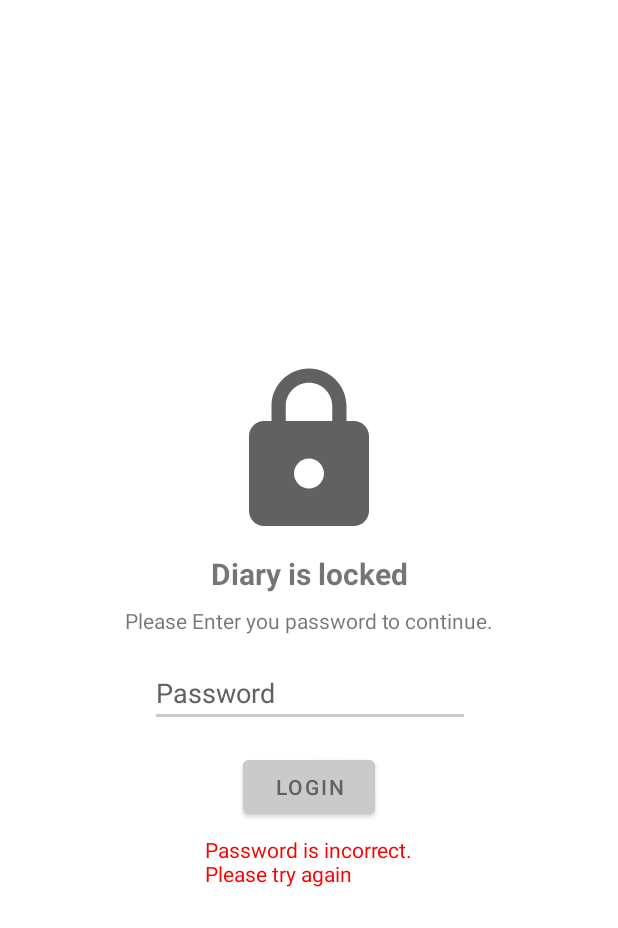
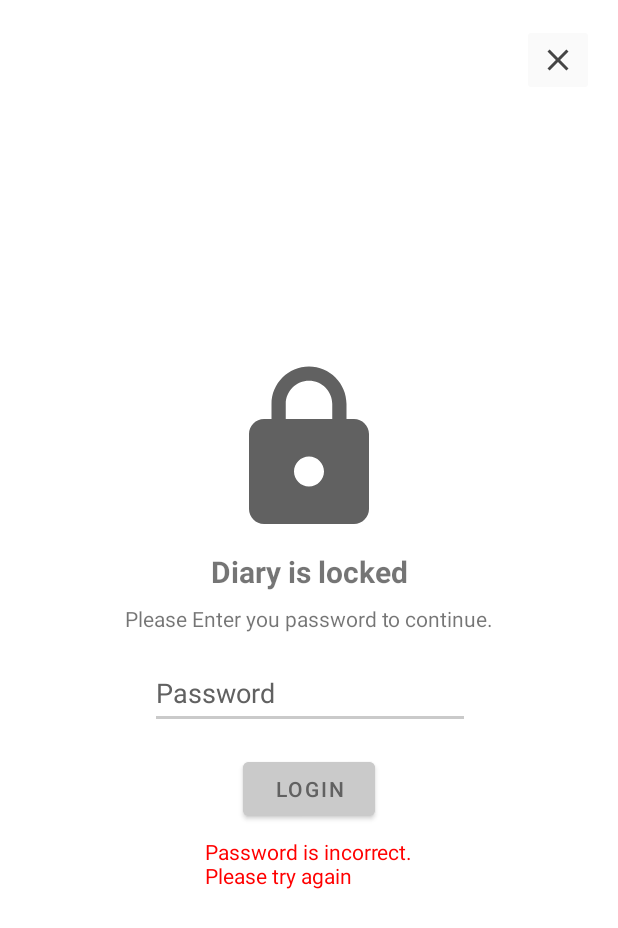
Before and after one commit to chineapplepunks/AKBasicJournal, an Android app: the screen it shows after launch (MainActivity), after a tap on "LOGIN", on a phone screen of 412 x 824 dp. Shown: the top 928 px of the screen. Run offline under Robolectric (Android 15) with nearby library versions, the light colour scheme and no system bars; our stand-ins replace Room's generated code.

Commit message:
Added a back arrow to the Entry and Settings toolbar. Added a close button to the Login screen.

```diff
--- a/app/src/main/java/com/akb/journal/fragment/LoginFragment.kt
+++ b/app/src/main/java/com/akb/journal/fragment/LoginFragment.kt
@@ -8,11 +8,13 @@ import androidx.fragment.app.Fragment
 import androidx.lifecycle.ViewModelProvider
 import androidx.navigation.fragment.findNavController
 import com.akb.journal.Communicator
+import com.akb.journal.MainActivity
 import com.akb.journal.dialog.PasswordDialog
 import com.akb.journal.R
 import com.akb.journal.Util.Companion.generateHash
 import com.akb.journal.Util.Companion.hideKeyboard
 import com.akb.journal.databinding.LayoutLoginBinding
+import kotlin.system.exitProcess
 
 /**
  * The fragment used for the login.
@@ -65,6 +67,10 @@ class LoginFragment : Fragment() {
         binding.lytLogin.visibility = View.VISIBLE
         binding.pBar.visibility = View.GONE
 
+        binding.imageButton.setOnClickListener {
+            exitProcess(status=0)
+        }
+
         binding.btnLogin.setOnClickListener {
             val hash = generateHash(binding.txtLogin.text.toString())
             if(hash == communicator.loginHash) {
--- /dev/null
+++ b/app/src/main/res/drawable/ic_arrow_back.xml
@@ -0,0 +1,5 @@
+<vector android:autoMirrored="true" android:height="24dp"
+    android:tint="#000000" android:viewportHeight="24"
+    android:viewportWidth="24" android:width="24dp" xmlns:android="http://schemas.android.com/apk/res/android">
+    <path android:fillColor="@android:color/white" android:pathData="M20,11H7.83l5.59,-5.59L12,4l-8,8 8,8 1.41,-1.41L7.83,13H20v-2z"/>
+</vector>
--- /dev/null
+++ b/app/src/main/res/drawable/ic_close.xml
@@ -0,0 +1,5 @@
+<vector android:height="24dp" android:tint="#000000"
+    android:viewportHeight="24" android:viewportWidth="24"
+    android:width="24dp" xmlns:android="http://schemas.android.com/apk/res/android">
+    <path android:fillColor="@android:color/white" android:pathData="M19,6.41L17.59,5 12,10.59 6.41,5 5,6.41 10.59,12 5,17.59 6.41,19 12,13.41 17.59,19 19,17.59 13.41,12z"/>
+</vector>
--- a/app/src/main/res/layout/layout_login.xml
+++ b/app/src/main/res/layout/layout_login.xml
@@ -62,7 +62,6 @@
                 app:layout_constraintTop_toBottomOf="@+id/txt_login" />
 
             <EditText
-                android:theme="@style/TextBox"
                 android:id="@+id/txt_login"
                 android:layout_width="wrap_content"
                 android:layout_height="wrap_content"
@@ -71,6 +70,8 @@
                 android:hint="@string/str_login_password_hint"
                 android:importantForAutofill="no"
                 android:inputType="textPassword"
+                android:minHeight="48dp"
+                android:theme="@style/TextBox"
                 app:layout_constraintEnd_toEndOf="parent"
                 app:layout_constraintHorizontal_bias="0.504"
                 app:layout_constraintStart_toStartOf="parent"
@@ -117,4 +118,17 @@
         </androidx.constraintlayout.widget.ConstraintLayout>
     </ScrollView>
 
+    <ImageButton
+        android:id="@+id/imageButton"
+        android:backgroundTint="?attr/backgroundColor"
+        android:layout_width="wrap_content"
+        android:layout_height="wrap_content"
+        android:layout_marginTop="16dp"
+        android:layout_marginEnd="16dp"
+        android:minHeight="48dp"
+        app:layout_constraintEnd_toEndOf="parent"
+        app:layout_constraintTop_toTopOf="parent"
+        app:srcCompat="@drawable/ic_close"
+        app:tint="?attr/colorOnPrimary" />
+
 </androidx.constraintlayout.widget.ConstraintLayout>
--- a/app/src/main/res/menu/menu_items.xml
+++ b/app/src/main/res/menu/menu_items.xml
@@ -29,9 +29,4 @@
         android:icon="@drawable/ic_settings_black"
         android:title="@string/str_menu_settings"
         app:showAsAction="ifRoom" />
-    <item
-        android:id="@+id/menu_about"
-        android:icon="@drawable/ic_about_black"
-        android:title="@string/str_menu_about"
-        app:showAsAction="ifRoom" />
 </menu>
--- a/app/src/main/res/navigation/nav_graph.xml
+++ b/app/src/main/res/navigation/nav_graph.xml
@@ -24,8 +24,8 @@
             app:enterAnim="@android:anim/slide_in_left"
             app:exitAnim="@android:anim/slide_out_right" />
         <action
-            android:id="@+id/action_entryFragment_to_aboutFragment"
-            app:destination="@id/aboutFragment" />
+            android:id="@+id/action_entryFragment_to_loginFragment"
+            app:destination="@id/loginFragment" />
     </fragment>
     <fragment
         android:id="@+id/settingsFragment"
--- a/app/src/main/res/values-night/themes.xml
+++ b/app/src/main/res/values-night/themes.xml
@@ -10,8 +10,19 @@
         <item name="colorSecondaryVariant">@color/grey2</item>
         <item name="colorOnSecondary">@color/grey5</item>
         <item name="colorAccent">@color/grey3</item>
+        <item name="backgroundColor">@color/darkBackground</item>
         <!-- Status bar color. -->
-        <item name="android:statusBarColor" tools:targetApi="l">@color/grey3</item>
+        <item name="android:statusBarColor">@color/grey3</item>
         <!-- Customize your theme here. -->
+        <item name="preferenceTheme">@style/Theme.Diary.PreferenceTheme</item>
     </style>
+        <style name="AlertDialog" parent="Theme.AppCompat.DayNight.Dialog.Alert">
+            <item name="android:textColor">@color/white</item>
+            <item name="android:textColorPrimary">@color/grey2</item>
+            <item name="android:colorAccent">@color/grey3</item>
+        </style>
+    <style name="Theme.Diary.PreferenceTheme" parent="@style/PreferenceThemeOverlay">
+        <item name="android:layout">@layout/layout_preferences</item>
+    </style>
+
 </resources>
--- a/app/src/main/res/values/colors.xml
+++ b/app/src/main/res/values/colors.xml
@@ -1,6 +1,9 @@
 <?xml version="1.0" encoding="utf-8"?>
 <resources>
     <color name="black">#FF000000</color>
+    <color name="darkBackground">#FF121212</color>
+    <color name="lightBackground">#FFFAFAFA</color>
+    <color name="white">#FFFFFFFF</color>
     <color name="grey1">#EAE9E9</color>
     <color name="grey2">#CACACA</color>
     <color name="grey3">#959595</color>
--- a/app/src/main/res/values/themes.xml
+++ b/app/src/main/res/values/themes.xml
@@ -10,13 +10,19 @@
         <item name="colorSecondaryVariant">@color/grey5</item>
         <item name="colorOnSecondary">@color/grey1</item>
         <item name="colorAccent">@color/grey3</item>
+        <item name="backgroundColor">@color/lightBackground</item>
         <!-- Status bar color. -->
         <item name="android:statusBarColor" >@color/grey3</item>
         <!-- Customize your theme here. -->
+        <item name="preferenceTheme">@style/Theme.Diary.PreferenceTheme</item>
     </style>
     <style name="AlertDialog" parent="Theme.AppCompat.Light.Dialog.Alert">
         <item name="android:textColor">@color/black</item>
         <item name="android:textColorPrimary">@color/grey3</item>
         <item name="android:colorAccent">@color/grey5</item>
     </style>
+    <style name="Theme.Diary.PreferenceTheme" parent="@style/PreferenceThemeOverlay">
+        <item name="android:layout">@layout/layout_preferences</item>
+    </style>
+
 </resources>
```
Also changed, not shown: app/src/main/java/com/akb/journal/MainActivity.kt (+1 -14 lines), app/src/main/java/com/akb/journal/fragment/EntryFragment.kt (+7 -7 lines), app/src/main/java/com/akb/journal/fragment/SettingsFragment.kt (+19 -1 lines), app/src/main/res/layout/layout_entry.xml (+6 -4 lines), app/src/main/res/layout/layout_preferences.xml (added, +31 -0 lines).
